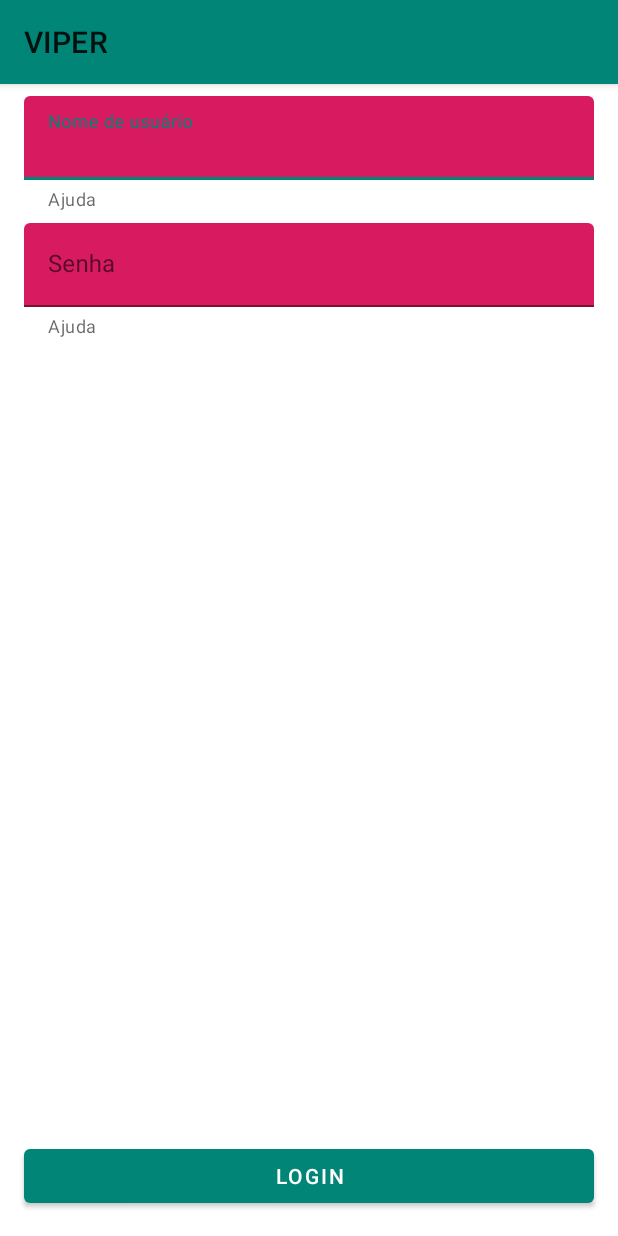
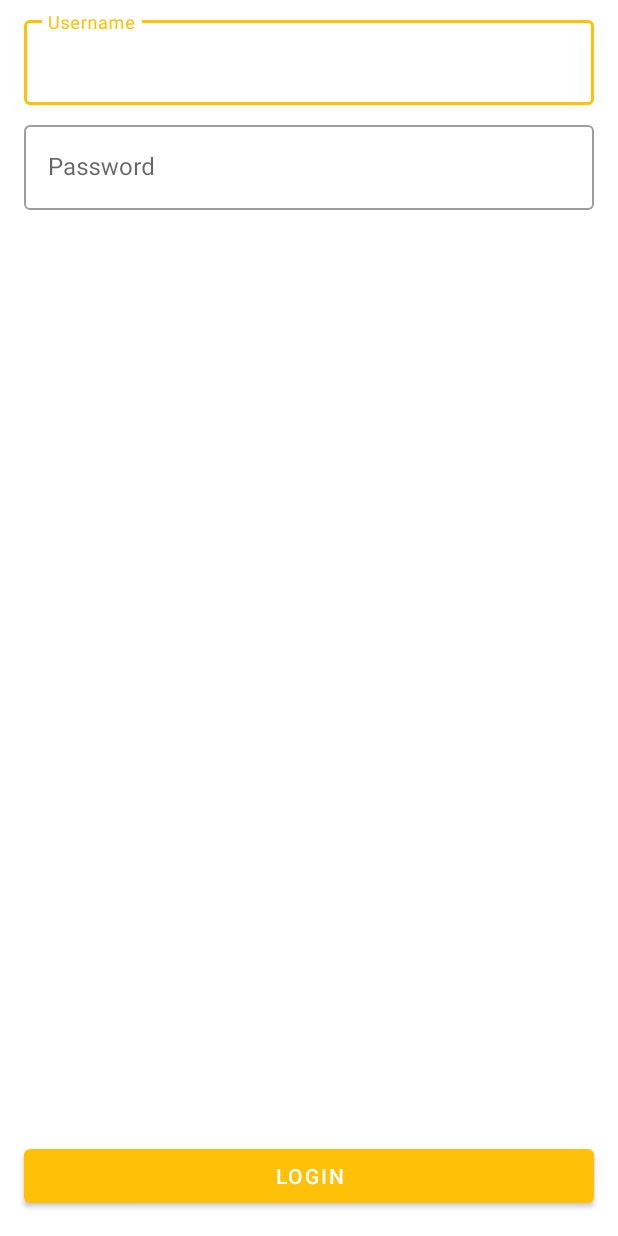
Before and after one commit to dsdebastiani/viper-on-android, an Android app: the screen it shows after launch (LoginActivity), on a phone screen of 412 x 824 dp. Run offline under Robolectric (Android 15) with nearby library versions, the phone set to English and light mode, and no system bars.

Commit message:
Fix layout

```diff
--- a/app/src/main/java/com/example/dsdebastiani/viper/home/HomeRouter.kt
+++ b/app/src/main/java/com/example/dsdebastiani/viper/home/HomeRouter.kt
@@ -14,6 +14,7 @@ class HomeRouter(var activity: AppCompatActivity?) : HomeContracts.Router {
         fun getIntentToStart(user: User, origin: AppCompatActivity): Intent? {
             return Intent(origin, HomeActivity::class.java).apply {
                 addFlags(Intent.FLAG_ACTIVITY_CLEAR_TASK)
+                addFlags(Intent.FLAG_ACTIVITY_NEW_TASK)
                 putExtra("USER", user)
             }
         }
--- a/app/src/main/res/layout/activity_login.xml
+++ b/app/src/main/res/layout/activity_login.xml
@@ -11,10 +11,8 @@
 
         <com.google.android.material.textfield.TextInputLayout
                 android:id="@+id/usernameInputLayout"
-                style="@style/Widget.MaterialComponents.TextInputLayout.FilledBox"
+                style="@style/Widget.MaterialComponents.TextInputLayout.OutlinedBox"
                 android:layout_width="match_parent"
-                app:boxBackgroundColor="@color/colorAccent"
-                app:helperText="Ajuda"
                 app:helperTextEnabled="true"
                 app:layout_constraintTop_toTopOf="parent"
                 android:layout_height="wrap_content"
@@ -25,29 +23,27 @@
             <com.google.android.material.textfield.TextInputEditText
                     android:id="@+id/usernameEditText"
                     android:layout_width="match_parent"
-                    android:hint="Nome de usuário"
+                    android:hint="Username"
                     android:layout_height="wrap_content"/>
 
         </com.google.android.material.textfield.TextInputLayout>
 
         <com.google.android.material.textfield.TextInputLayout
                 android:id="@+id/passwordInputLayout"
-                style="@style/Widget.MaterialComponents.TextInputLayout.FilledBox"
+                style="@style/Widget.MaterialComponents.TextInputLayout.OutlinedBox"
                 android:layout_width="match_parent"
-                app:boxBackgroundColor="@color/colorAccent"
-                app:helperText="Ajuda"
                 app:helperTextEnabled="true"
                 android:layout_height="wrap_content"
                 app:layout_constraintTop_toBottomOf="@id/usernameInputLayout"
                 android:layout_marginTop="8dp"
                 android:layout_marginEnd="16dp"
-                android:layout_marginStart="16dp"
-                app:boxBackgroundMode="filled">
+                android:layout_marginStart="16dp">
 
             <com.google.android.material.textfield.TextInputEditText
                     android:id="@+id/passwordEditText"
                     android:layout_width="match_parent"
-                    android:hint="Senha"
+                    android:hint="Password"
+                    android:inputType="textPassword"
                     android:layout_height="wrap_content"/>
 
         </com.google.android.material.textfield.TextInputLayout>
@@ -74,5 +70,4 @@
             android:layout_gravity="center"
             android:id="@+id/progressBar"/>
 
-
 </androidx.coordinatorlayout.widget.CoordinatorLayout>
--- a/app/src/main/res/values/colors.xml
+++ b/app/src/main/res/values/colors.xml
@@ -1,6 +1,6 @@
 <?xml version="1.0" encoding="utf-8"?>
 <resources>
-    <color name="colorPrimary">#008577</color>
-    <color name="colorPrimaryDark">#00574B</color>
-    <color name="colorAccent">#D81B60</color>
+    <color name="colorPrimary">#ffc107</color>
+    <color name="colorPrimaryDark">#c79100</color>
+    <color name="colorAccent">#43a047</color>
 </resources>
--- a/app/src/main/res/values/styles.xml
+++ b/app/src/main/res/values/styles.xml
@@ -1,7 +1,7 @@
 <resources>
 
     <!-- Base application theme. -->
-    <style name="AppTheme" parent="Theme.MaterialComponents.Light">
+    <style name="AppTheme" parent="Theme.MaterialComponents.Light.NoActionBar">
         <!-- Customize your theme here. -->
         <item name="colorPrimary">@color/colorPrimary</item>
         <item name="colorPrimaryDark">@color/colorPrimaryDark</item>
```
